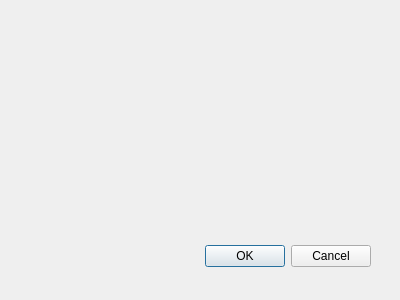
This is avenza_kmz_importer_dialog_base.ui in lakto69/avenza_kmz_importer as Qt 5 draws it before an edit. The edited form follows.
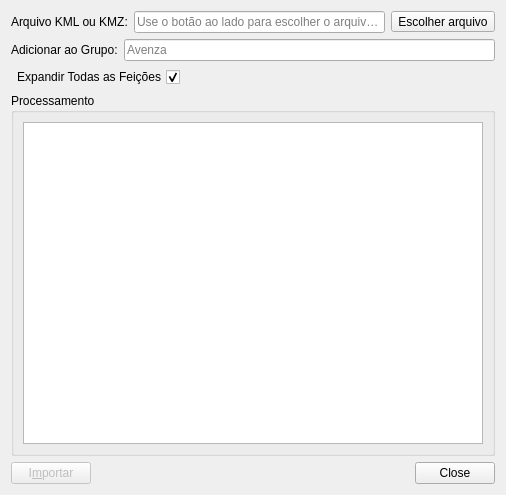
This is the edited form.

Diff of the .ui file:
```diff
--- a/avenza_kmz_importer_dialog_base.ui
+++ b/avenza_kmz_importer_dialog_base.ui
@@ -1,33 +1,232 @@
 <ui version="4.0" >
  <class>AvenzaKMZImporterDialogBase</class>
- <widget class="QDialog" name="AvenzaKMZImporterDialogBase" >
-  <property name="geometry" >
+ <widget class="QDialog" name="AvenzaKMZImporterDialogBase">
+  <property name="geometry">
    <rect>
     <x>0</x>
     <y>0</y>
-    <width>400</width>
-    <height>300</height>
+    <width>506</width>
+    <height>495</height>
    </rect>
   </property>
   <property name="windowTitle" >
    <string>Avenza Maps's KML/KMZ File Importer</string>
   </property>
-  <widget class="QDialogButtonBox" name="button_box" >
-   <property name="geometry" >
-    <rect>
-     <x>30</x>
-     <y>240</y>
-     <width>341</width>
-     <height>32</height>
-    </rect>
-   </property>
-   <property name="orientation" >
-    <enum>Qt::Horizontal</enum>
-   </property>
-   <property name="standardButtons" >
-    <set>QDialogButtonBox::Cancel|QDialogButtonBox::Ok</set>
-   </property>
-  </widget>
+  <property name="windowTitle">
+   <string>Importar Arquivo KML ou KMZ do Avenza</string>
+  </property>
+  <layout class="QGridLayout" name="gridLayout_2">
+   <item row="0" column="0">
+    <layout class="QHBoxLayout" name="horizontalLayout">
+     <item>
+      <widget class="QLabel" name="label">
+       <property name="text">
+        <string>Arquivo KML ou KMZ:</string>
+       </property>
+      </widget>
+     </item>
+     <item>
+      <widget class="QLineEdit" name="lineEdit_KML">
+       <property name="enabled">
+        <bool>true</bool>
+       </property>
+       <property name="toolTip">
+        <string>Use o botão ao lado para escolher o arquivo a ser adicionado no projeto.</string>
+       </property>
+       <property name="inputMethodHints">
+        <set>Qt::ImhNone</set>
+       </property>
+       <property name="inputMask">
+        <string/>
+       </property>
+       <property name="readOnly">
+        <bool>true</bool>
+       </property>
+       <property name="placeholderText">
+        <string>Use o botão ao lado para escolher o arquivo...</string>
+       </property>
+      </widget>
+     </item>
+     <item>
+      <widget class="QToolButton" name="tbEscolherArquivo">
+       <property name="enabled">
+        <bool>true</bool>
+       </property>
+       <property name="toolTip">
+        <string>Clique aqui para escolher o arquivo a ser adicionado no projeto.</string>
+       </property>
+       <property name="inputMethodHints">
+        <set>Qt::ImhNone</set>
+       </property>
+       <property name="text">
+        <string>Escolher arquivo</string>
+       </property>
+       <property name="checkable">
+        <bool>false</bool>
+       </property>
+       <property name="popupMode">
+        <enum>QToolButton::DelayedPopup</enum>
+       </property>
+       <property name="toolButtonStyle">
+        <enum>Qt::ToolButtonIconOnly</enum>
+       </property>
+       <property name="arrowType">
+        <enum>Qt::NoArrow</enum>
+       </property>
+      </widget>
+     </item>
+    </layout>
+   </item>
+   <item row="3" column="0">
+    <widget class="QGroupBox" name="groupBox">
+     <property name="title">
+      <string>Processamento</string>
+     </property>
+     <layout class="QGridLayout" name="gridLayout">
+      <item row="0" column="0">
+       <widget class="QTextBrowser" name="textBrowser_Log">
+        <property name="toolTip">
+         <string>Log do processamento.</string>
+        </property>
+        <property name="whatsThis">
+         <string>Log do processamento.</string>
+        </property>
+        <property name="documentTitle">
+         <string>Log:</string>
+        </property>
+        <property name="readOnly">
+         <bool>false</bool>
+        </property>
+       </widget>
+      </item>
+     </layout>
+    </widget>
+   </item>
+   <item row="4" column="0">
+    <layout class="QHBoxLayout" name="horizontalLayout_4">
+     <item>
+      <widget class="QPushButton" name="pushBtImportar">
+       <property name="enabled">
+        <bool>false</bool>
+       </property>
+       <property name="text">
+        <string>I&amp;mportar</string>
+       </property>
+      </widget>
+     </item>
+     <item>
+      <spacer name="horizontalSpacer_2">
+       <property name="orientation">
+        <enum>Qt::Horizontal</enum>
+       </property>
+       <property name="sizeHint" stdset="0">
+        <size>
+         <width>40</width>
+         <height>20</height>
+        </size>
+       </property>
+      </spacer>
+     </item>
+     <item>
+      <widget class="QDialogButtonBox" name="button_box">
+       <property name="enabled">
+        <bool>true</bool>
+       </property>
+       <property name="sizePolicy">
+        <sizepolicy hsizetype="Fixed" vsizetype="Fixed">
+         <horstretch>0</horstretch>
+         <verstretch>0</verstretch>
+        </sizepolicy>
+       </property>
+       <property name="layoutDirection">
+        <enum>Qt::LeftToRight</enum>
+       </property>
+       <property name="inputMethodHints">
+        <set>Qt::ImhNone</set>
+       </property>
+       <property name="orientation">
+        <enum>Qt::Horizontal</enum>
+       </property>
+       <property name="standardButtons">
+        <set>QDialogButtonBox::Close</set>
+       </property>
+       <property name="centerButtons">
+        <bool>true</bool>
+       </property>
+      </widget>
+     </item>
+    </layout>
+   </item>
+   <item row="1" column="0">
+    <layout class="QHBoxLayout" name="horizontalLayout_2">
+     <item>
+      <widget class="QLabel" name="label_2">
+       <property name="text">
+        <string>Adicionar ao Grupo:</string>
+       </property>
+      </widget>
+     </item>
+     <item>
+      <widget class="QLineEdit" name="lineEdit_Grupo">
+       <property name="enabled">
+        <bool>true</bool>
+       </property>
+       <property name="toolTip">
+        <string>Caso esteja em branco, as feições serão importadas para o grupo &quot;Avenza&quot;</string>
+       </property>
+       <property name="inputMethodHints">
+        <set>Qt::ImhNone</set>
+       </property>
+       <property name="inputMask">
+        <string/>
+       </property>
+       <property name="dragEnabled">
+        <bool>false</bool>
+       </property>
+       <property name="readOnly">
+        <bool>false</bool>
+       </property>
+       <property name="placeholderText">
+        <string>Avenza</string>
+       </property>
+      </widget>
+     </item>
+    </layout>
+   </item>
+   <item row="2" column="0">
+    <layout class="QHBoxLayout" name="horizontalLayout_3">
+     <item>
+      <widget class="QCheckBox" name="checkBoxExpandirFeicoes">
+       <property name="toolTip">
+        <string>Marque para que o Grupo criado seja expandido ou </string>
+       </property>
+       <property name="layoutDirection">
+        <enum>Qt::RightToLeft</enum>
+       </property>
+       <property name="text">
+        <string>Expandir Todas as Feições</string>
+       </property>
+       <property name="checked">
+        <bool>true</bool>
+       </property>
+      </widget>
+     </item>
+     <item>
+      <spacer name="horizontalSpacer">
+       <property name="orientation">
+        <enum>Qt::Horizontal</enum>
+       </property>
+       <property name="sizeHint" stdset="0">
+        <size>
+         <width>40</width>
+         <height>20</height>
+        </size>
+       </property>
+      </spacer>
+     </item>
+    </layout>
+   </item>
+  </layout>
  </widget>
  <resources/>
  <connections>
```
Left out of the diff: 42 changed lines with no effect on the pictures.
